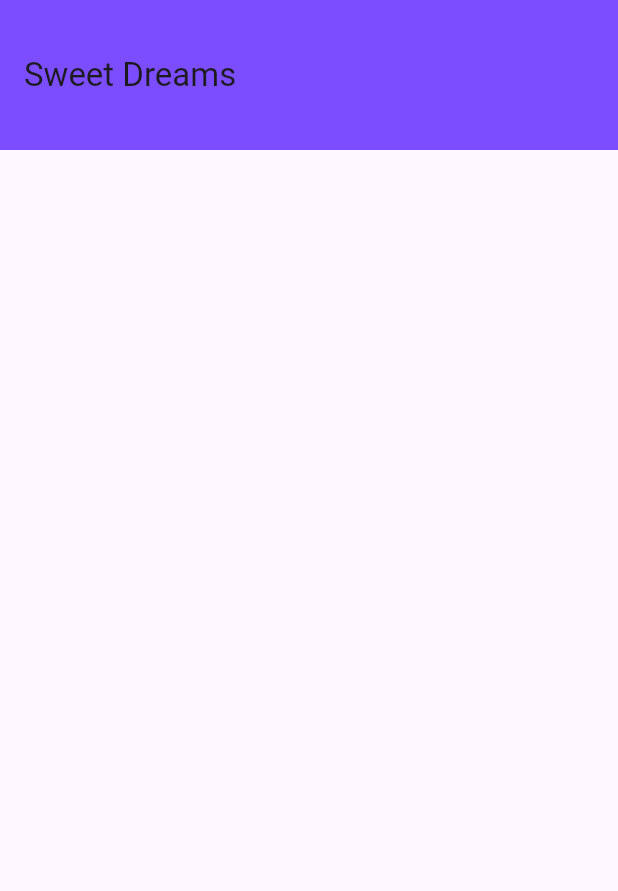
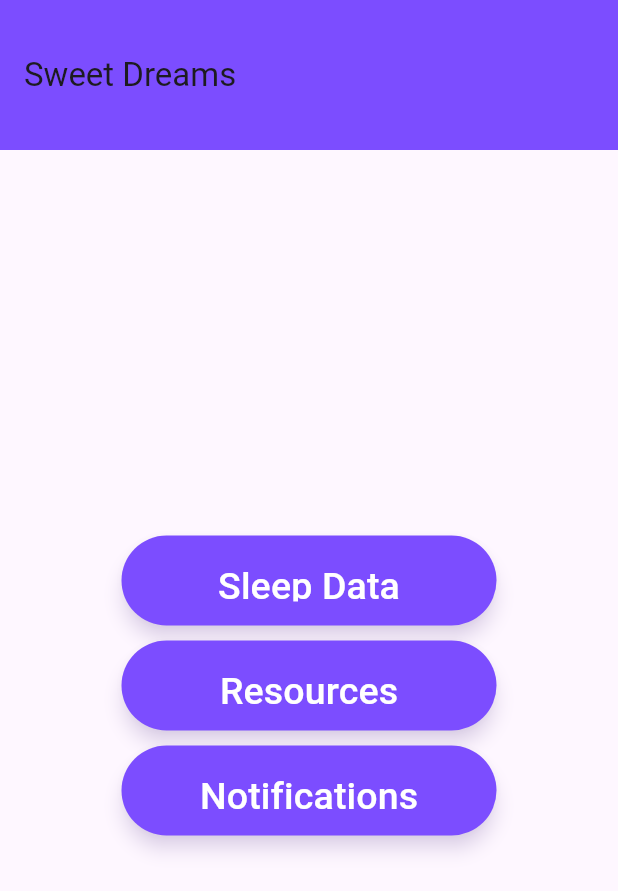
Before and after one commit to evanlee2212/sleep_tracker, a Flutter app: the screen it shows after launch, on a phone screen of 412 x 824 dp. Shown: the top 891 px of the screen. Run offline on Flutter 3.47's test engine with Material 3 defaults, Android fonts, the phone set to English and light mode, and no system bars; our stand-ins replace audioplayers, file_picker, firebase_core, shared_preferences; accounts and stored records are empty.

Commit message:
added menu button for better readability and button integration

```diff
--- a/lib/Pages/main.dart
+++ b/lib/Pages/main.dart
@@ -3,7 +3,7 @@ import 'package:sleep_app/Pages/sleep_data.dart';
 import 'package:sleep_app/Pages/sounds.dart';
 import 'package:firebase_core/firebase_core.dart';
 import 'package:sleep_app/Pages/notification.dart';
-im
+import 'package:sleep_app/components/menu_button.dart';
 
 void main() async {
   WidgetsFlutterBinding.ensureInitialized();
@@ -18,8 +18,14 @@ class MyApp extends StatelessWidget {
   @override
   Widget build(BuildContext context) {
     return MaterialApp(
-
-      home: const MyHomePage(title: 'Flutter Demo Home Page'),
+      theme: ThemeData(
+        primarySwatch: Colors.deepPurple,
+        appBarTheme: AppBarTheme(
+          backgroundColor: Colors.deepPurpleAccent,
+          toolbarHeight: 100,
+        ),
+      ),
+      home: const MyHomePage(title: 'Sweet Dreams'),
     );
   }
 }
@@ -34,32 +40,39 @@ class MyHomePage extends StatefulWidget {
 }
 
 class _MyHomePageState extends State<MyHomePage> {
+
   @override
   Widget build(BuildContext context) {
     return Scaffold(
       appBar: AppBar(
-        title: Text(
-            'Sweet Dreams'
-        ),
-        backgroundColor: Colors.deepPurpleAccent,
-        toolbarHeight: 100,
-
+        title: Text(widget.title),
       ),
       body: SafeArea(
           child: Container(
             width: MediaQuery.of(context).size.width,
             child: Column(
-
               crossAxisAlignment: CrossAxisAlignment.center,
               mainAxisAlignment: MainAxisAlignment.center,
-          children:[
-
-
-
-           ]
+              children: [
+                MenuButton(
+                    text: 'Sleep Data',
+                    onPressed: () => Navigator.push(context, MaterialPageRoute(builder: (context) => SleepData())),
                 ),
+                SizedBox(height: 10),
+                MenuButton(
+                    text: 'Resources',
+                  onPressed: () => Navigator.push(context, MaterialPageRoute(builder: (context) => SleepData())),
                 ),
+                SizedBox(height: 10),
+                MenuButton(
+                    text: 'Notifications',
+                    onPressed: () => Navigator.push(context, MaterialPageRoute(builder: (context) => SleepData())),
                 ),
+                SizedBox(height: 10),
+              ],
+            )
+          )
+      )
     );
   }
   }
--- a/lib/components/menu_button.dart
+++ b/lib/components/menu_button.dart
@@ -16,7 +16,7 @@ class MenuButton extends StatelessWidget {
     this.backgroundColor,
     this.width = 250,
     this.height = 60,
-  });
+});
 
   @override
   Widget build(BuildContext context) {
@@ -30,16 +30,16 @@ class MenuButton extends StatelessWidget {
             borderRadius: BorderRadius.circular(40),
           ),
           elevation: 5,
-          shadowColor: Colors.deepPurple.withOpacity(0.3),
+          shadowColor: Colors.deepPurple.withValues(alpha: 0.3),
           padding: const EdgeInsets.all(16),
         ),
         onPressed: isLoading ? null : onPressed,
         child: isLoading
-            ? const CircularProgressIndicator(
-          color: Colors.white,
+          ? const CircularProgressIndicator(
+            color: Colors.white,
           strokeWidth: 3,
         )
-            : AnimatedScale(
+          : AnimatedScale(
           duration: const Duration(milliseconds: 100),
           scale: isLoading ? 0.9 : 1.0,
           child: Text(
@@ -48,10 +48,10 @@ class MenuButton extends StatelessWidget {
               fontSize: 25,
               color: Colors.white,
               fontWeight: FontWeight.w500,
-            ),
+            )
           ),
-        ),
-      ),
+        )
+      )
     );
   }
 }
```
Also changed, not shown: lib/Pages/sleep_data.dart (+1 -19 lines). Lines whose indentation alone changed are shown as unchanged.
